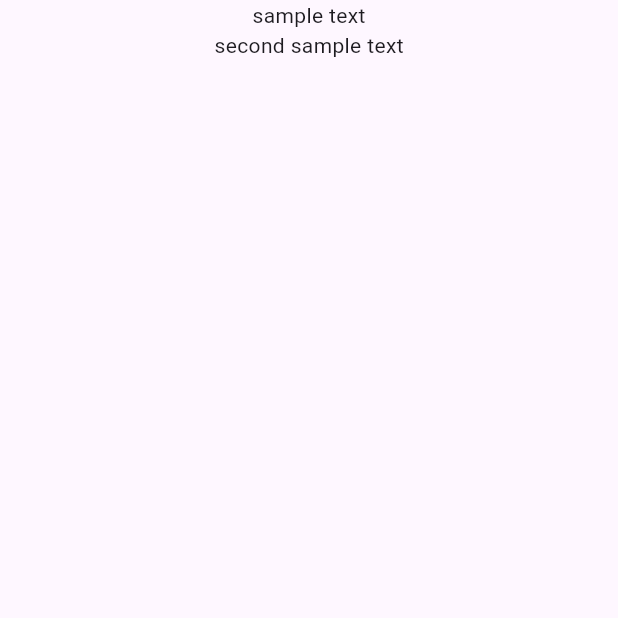
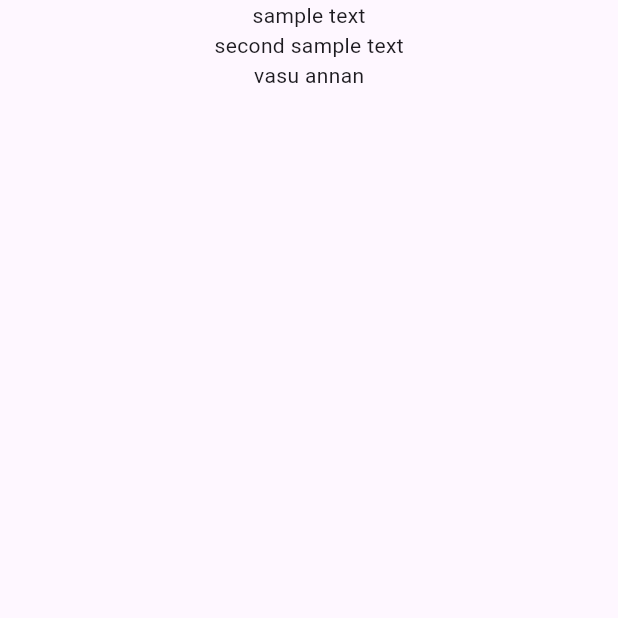
Before and after one commit to Roshandevelops/github-learning-sample, a Flutter app: the screen it shows after launch, on a phone screen of 412 x 824 dp, the top half of it. Run offline on Flutter 3.47's test engine with Material 3 defaults, Android fonts, the phone set to English and light mode, and no system bars.

Commit message:
cloned device

```diff
--- a/git_sample/lib/main.dart
+++ b/git_sample/lib/main.dart
@@ -16,7 +16,11 @@ class MyApp extends StatelessWidget {
             SafeArea(
                 child: Center(
                     child: Column(
-              children: [Text("sample text"), Text("second sample text")],
+              children: [
+                Text("sample text"),
+                Text("second sample text"),
+                Text("vasu annan")
+              ],
             )))
           ],
         ),
```
